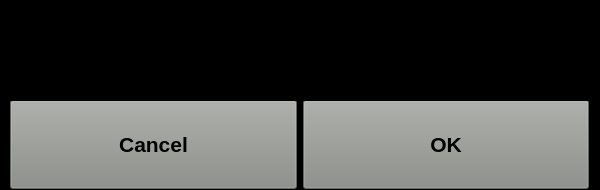
Qt form Proj/code/LS/LSApp/sharwindow.ui (ElectroQuanta/MDO) before a commit.
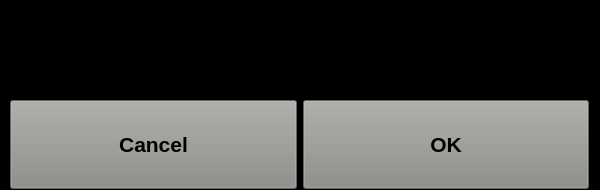
The same form after that commit. The open tabs and pages were chosen to show the change. Icons and pictures are not drawn.

The edit to the form file:
```diff
--- a/Proj/code/LS/LSApp/sharwindow.ui
+++ b/Proj/code/LS/LSApp/sharwindow.ui
@@ -451,7 +451,71 @@
     </widget>
    </widget>
    <widget class="QWidget" name="status_opts">
-    <widget class="QWidget" name="horizontalLayoutWidget_11">
+    <widget class="QWidget" name="horizontalLayoutWidget_6">
+     <property name="geometry">
+      <rect>
+       <x>10</x>
+       <y>50</y>
+       <width>581</width>
+       <height>51</height>
+      </rect>
+     </property>
+     <layout class="QHBoxLayout" name="horizontalLayout_26">
+      <item>
+       <widget class="QLabel" name="label_40">
+        <property name="font">
+         <font>
+          <pointsize>14</pointsize>
+          <bold>true</bold>
+         </font>
+        </property>
+        <property name="text">
+         <string>Choose: Hover over the option with:</string>
+        </property>
+       </widget>
+      </item>
+      <item>
+       <widget class="QLabel" name="label_41">
+        <property name="font">
+         <font>
+          <pointsize>14</pointsize>
+          <bold>true</bold>
+         </font>
+        </property>
+        <property name="autoFillBackground">
+         <bool>false</bool>
+        </property>
+        <property name="styleSheet">
+         <string notr="true">image: url(:/resources/icons/finger_pointing_inverted.png);
+/*
+background-color: rgb(186, 189, 182);
+background-repeat: no-repeat; 
+*/</string>
+        </property>
+        <property name="text">
+         <string/>
+        </property>
+        <property name="alignment">
+         <set>Qt::AlignCenter</set>
+        </property>
+       </widget>
+      </item>
+      <item>
+       <widget class="QLabel" name="label_42">
+        <property name="font">
+         <font>
+          <pointsize>14</pointsize>
+          <bold>true</bold>
+         </font>
+        </property>
+        <property name="text">
+         <string/>
+        </property>
+       </widget>
+      </item>
+     </layout>
+    </widget>
+    <widget class="QWidget" name="horizontalLayoutWidget_9">
      <property name="geometry">
       <rect>
        <x>10</x>
@@ -460,15 +524,12 @@
        <height>89</height>
       </rect>
      </property>
-     <layout class="QHBoxLayout" name="horizontalLayout_31">
+     <layout class="QHBoxLayout" name="horizontalLayout_29">
       <property name="sizeConstraint">
        <enum>QLayout::SetDefaultConstraint</enum>
       </property>
       <item>
        <widget class="QPushButton" name="pb_status_cancel">
-        <property name="enabled">
-         <bool>true</bool>
-        </property>
         <property name="sizePolicy">
          <sizepolicy hsizetype="Minimum" vsizetype="MinimumExpanding">
           <horstretch>0</horstretch>
@@ -523,9 +584,6 @@
       </item>
       <item>
        <widget class="QPushButton" name="pb_status_ok">
-        <property name="enabled">
-         <bool>true</bool>
-        </property>
         <property name="sizePolicy">
          <sizepolicy hsizetype="Minimum" vsizetype="MinimumExpanding">
           <horstretch>0</horstretch>
@@ -579,81 +637,6 @@
       </item>
      </layout>
     </widget>
-    <widget class="QWidget" name="horizontalLayoutWidget_12">
-     <property name="geometry">
-      <rect>
-       <x>10</x>
-       <y>50</y>
-       <width>581</width>
-       <height>51</height>
-      </rect>
-     </property>
-     <layout class="QHBoxLayout" name="horizontalLayout_32">
-      <item>
-       <widget class="QLabel" name="label_46">
-        <property name="enabled">
-         <bool>true</bool>
-        </property>
-        <property name="font">
-         <font>
-          <pointsize>14</pointsize>
-          <bold>true</bold>
-         </font>
-        </property>
-        <property name="text">
-         <string>Choose: Hover over the option with:</string>
-        </property>
-       </widget>
-      </item>
-      <item>
-       <widget class="QLabel" name="label_47">
-        <property name="enabled">
-         <bool>false</bool>
-        </property>
-        <property name="font">
-         <font>
-          <pointsize>14</pointsize>
-          <bold>true</bold>
-         </font>
-        </property>
-        <property name="autoFillBackground">
-         <bool>false</bool>
-        </property>
-        <property name="styleSheet">
-         <string notr="true">/*
-enabled:{
-image: url(:/resources/icons/finger_pointing_inverted.png);
-}
-*/
-image: url(:/resources/icons/finger_pointing_inverted.png);
-/*
-background-color: rgb(186, 189, 182);
-background-repeat: no-repeat; 
-*/</string>
-        </property>
-        <property name="text">
-         <string/>
-        </property>
-        <property name="alignment">
-         <set>Qt::AlignCenter</set>
-        </property>
-       </widget>
-      </item>
-      <item>
-       <widget class="QLabel" name="label_48">
-        <property name="font">
-         <font>
-          <pointsize>14</pointsize>
-          <bold>true</bold>
-         </font>
-        </property>
-        <property name="text">
-         <string/>
-        </property>
-       </widget>
-      </item>
-     </layout>
-    </widget>
    </widget>
   </widget>
  </widget>
```
Left out of the diff: 5 changed lines with no effect on the pictures.
